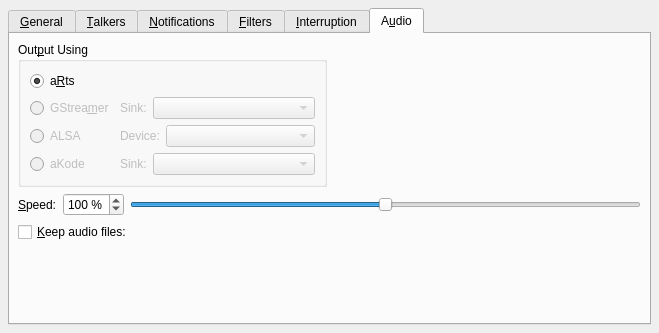
This is kcmkttsmgr/kcmkttsmgrwidget.ui in KDE/jovie as Qt 5 draws it before an edit. The edited form follows.
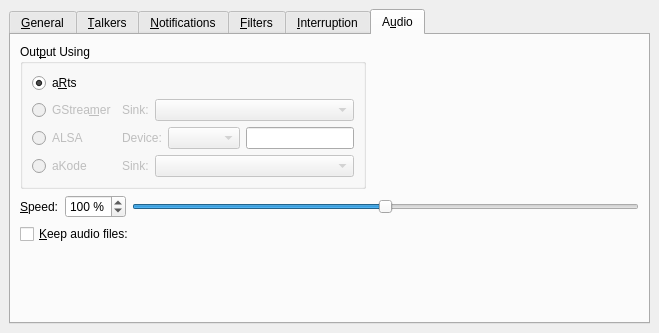
This is the edited form. The open tabs and pages were chosen to show the change. Custom widgets are drawn as their Qt base class.

Commit message: Forward port more fixes from 3.5 branch.

```diff
--- a/kcmkttsmgr/kcmkttsmgrwidget.ui
+++ b/kcmkttsmgr/kcmkttsmgrwidget.ui
@@ -22,7 +22,7 @@
   </property>
   <layout class="QGridLayout" >
    <property name="margin" >
-    <number>8</number>
+    <number>9</number>
    </property>
    <property name="spacing" >
     <number>6</number>
@@ -1004,7 +1004,7 @@
       </attribute>
       <layout class="QGridLayout" >
        <property name="margin" >
-        <number>8</number>
+        <number>9</number>
        </property>
        <property name="spacing" >
         <number>6</number>
@@ -1025,6 +1025,149 @@
          </property>
         </spacer>
        </item>
+       <item row="1" column="0" colspan="2" >
+        <layout class="QHBoxLayout" >
+         <property name="margin" >
+          <number>0</number>
+         </property>
+         <property name="spacing" >
+          <number>6</number>
+         </property>
+         <item>
+          <widget class="QLabel" name="timeLabel" >
+           <property name="sizePolicy" >
+            <sizepolicy>
+             <hsizetype>0</hsizetype>
+             <vsizetype>5</vsizetype>
+             <horstretch>0</horstretch>
+             <verstretch>0</verstretch>
+            </sizepolicy>
+           </property>
+           <property name="whatsThis" >
+            <string>Sets the speed of speech.  Slide the slider to the left to slow speech down; to the right to increase talking speed.  Anything less than 75 percent is considered "slow", and anything greater than 125 percent is considered "fast".  You cannot change the speed of MultiSyn voices.</string>
+           </property>
+           <property name="text" >
+            <string>&amp;Speed:</string>
+           </property>
+           <property name="buddy" >
+            <cstring>timeBox</cstring>
+           </property>
+          </widget>
+         </item>
+         <item>
+          <widget class="QSpinBox" name="timeBox" >
+           <property name="enabled" >
+            <bool>true</bool>
+           </property>
+           <property name="sizePolicy" >
+            <sizepolicy>
+             <hsizetype>0</hsizetype>
+             <vsizetype>0</vsizetype>
+             <horstretch>0</horstretch>
+             <verstretch>0</verstretch>
+            </sizepolicy>
+           </property>
+           <property name="whatsThis" >
+            <string>Sets the speed of speech.  Slide the slider to the left to slow speech down; to the right to increase talking speed.  Anything less than 75 percent is considered "slow", and anything greater than 125 percent is considered "fast".  You cannot change the speed of MultiSyn voices.</string>
+           </property>
+           <property name="suffix" >
+            <string> %</string>
+           </property>
+           <property name="maximum" >
+            <number>200</number>
+           </property>
+           <property name="minimum" >
+            <number>50</number>
+           </property>
+           <property name="value" >
+            <number>100</number>
+           </property>
+          </widget>
+         </item>
+         <item>
+          <widget class="QSlider" name="timeSlider" >
+           <property name="enabled" >
+            <bool>true</bool>
+           </property>
+           <property name="focusPolicy" >
+            <enum>Qt::NoFocus</enum>
+           </property>
+           <property name="whatsThis" >
+            <string>Sets the speed of speech.  Slide the slider to the left to slow speech down; to the right to increase talking speed.  Anything less than 75 percent is considered "slow", and anything greater than 125 percent is considered "fast".  You cannot change the speed of MultiSyn voices.</string>
+           </property>
+           <property name="maximum" >
+            <number>1000</number>
+           </property>
+           <property name="singleStep" >
+            <number>10</number>
+           </property>
+           <property name="pageStep" >
+            <number>100</number>
+           </property>
+           <property name="value" >
+            <number>500</number>
+           </property>
+           <property name="orientation" >
+            <enum>Qt::Horizontal</enum>
+           </property>
+          </widget>
+         </item>
+        </layout>
+       </item>
+       <item row="2" column="0" colspan="2" >
+        <layout class="QHBoxLayout" >
+         <property name="margin" >
+          <number>0</number>
+         </property>
+         <property name="spacing" >
+          <number>6</number>
+         </property>
+         <item>
+          <widget class="QCheckBox" name="keepAudioCheckBox" >
+           <property name="whatsThis" >
+            <string>Check this if you want to keep the generated audio (wav) files.  You will find them in the indicated directory.</string>
+           </property>
+           <property name="text" >
+            <string>&amp;Keep audio files:</string>
+           </property>
+          </widget>
+         </item>
+         <item>
+          <widget class="KUrlRequester" name="keepAudioPath" >
+           <property name="enabled" >
+            <bool>true</bool>
+           </property>
+           <property name="sizePolicy" >
+            <sizepolicy>
+             <hsizetype>7</hsizetype>
+             <vsizetype>5</vsizetype>
+             <horstretch>0</horstretch>
+             <verstretch>0</verstretch>
+            </sizepolicy>
+           </property>
+           <property name="whatsThis" >
+            <string>Specify the directory in which the audio files will be copied.</string>
+           </property>
+          </widget>
+         </item>
+        </layout>
+       </item>
+       <item row="0" column="1" >
+        <spacer>
+         <property name="orientation" >
+          <enum>Qt::Horizontal</enum>
+         </property>
+         <property name="sizeType" >
+          <enum>QSizePolicy::Expanding</enum>
+         </property>
+         <property name="sizeHint" >
+          <size>
+           <width>140</width>
+           <height>20</height>
+          </size>
+         </property>
+        </spacer>
+       </item>
        <item row="0" column="0" >
         <widget class="QGroupBox" name="audioButtonGroup" >
          <property name="sizePolicy" >
@@ -1043,7 +1186,7 @@
          </property>
          <layout class="QGridLayout" >
           <property name="margin" >
-           <number>-1</number>
+           <number>9</number>
           </property>
           <property name="spacing" >
            <number>6</number>
@@ -1127,47 +1270,6 @@
             </property>
            </widget>
           </item>
-          <item row="2" column="1" >
-           <layout class="QHBoxLayout" >
-            <property name="margin" >
-             <number>0</number>
-            </property>
-            <property name="spacing" >
-             <number>6</number>
-            </property>
-            <item>
-             <widget class="QLabel" name="pcmLabel" >
-              <property name="enabled" >
-               <bool>false</bool>
-              </property>
-              <property name="whatsThis" >
-               <string>Select the sound sink to be used for GStreamer output.</string>
-              </property>
-              <property name="text" >
-               <string>Device:</string>
-              </property>
-             </widget>
-            </item>
-            <item>
-             <widget class="KComboBox" name="pcmComboBox" >
-              <property name="enabled" >
-               <bool>false</bool>
-              </property>
-              <property name="sizePolicy" >
-               <sizepolicy>
-                <hsizetype>7</hsizetype>
-                <vsizetype>0</vsizetype>
-                <horstretch>0</horstretch>
-                <verstretch>0</verstretch>
-               </sizepolicy>
-              </property>
-              <property name="whatsThis" >
-               <string>Select the PCM device to be used for ALSA output.  Select &quot;default&quot; to use the default ALSA device.</string>
-              </property>
-             </widget>
-            </item>
-           </layout>
-          </item>
           <item row="1" column="0" >
            <widget class="QRadioButton" name="gstreamerRadioButton" >
             <property name="enabled" >
@@ -1235,152 +1337,53 @@
             </property>
            </widget>
           </item>
+          <item row="2" column="1" >
+           <layout class="QHBoxLayout" >
+            <property name="margin" >
+             <number>0</number>
+            </property>
+            <property name="spacing" >
+             <number>6</number>
+            </property>
+            <item>
+             <widget class="QLabel" name="pcmLabel" >
+              <property name="enabled" >
+               <bool>false</bool>
+              </property>
+              <property name="whatsThis" >
+               <string>Select the sound sink to be used for GStreamer output.</string>
+              </property>
+              <property name="text" >
+               <string>Device:</string>
+              </property>
+             </widget>
+            </item>
+            <item>
+             <widget class="KComboBox" name="pcmComboBox" >
+              <property name="enabled" >
+               <bool>false</bool>
+              </property>
+              <property name="sizePolicy" >
+               <sizepolicy>
+                <hsizetype>7</hsizetype>
+                <vsizetype>0</vsizetype>
+                <horstretch>0</horstretch>
+                <verstretch>0</verstretch>
+               </sizepolicy>
+              </property>
+              <property name="whatsThis" >
+               <string>Select the PCM device to be used for ALSA output.  Select "default" to use the default ALSA device.</string>
+              </property>
+             </widget>
+            </item>
+            <item>
+             <widget class="QLineEdit" name="pcmCustom" />
+            </item>
+           </layout>
+          </item>
          </layout>
         </widget>
        </item>
-       <item row="0" column="1" >
-        <spacer>
-         <property name="orientation" >
-          <enum>Qt::Horizontal</enum>
-         </property>
-         <property name="sizeType" >
-          <enum>QSizePolicy::Expanding</enum>
-         </property>
-         <property name="sizeHint" >
-          <size>
-           <width>140</width>
-           <height>20</height>
-          </size>
-         </property>
-        </spacer>
-       </item>
-       <item row="1" column="0" colspan="2" >
-        <layout class="QHBoxLayout" >
-         <property name="margin" >
-          <number>0</number>
-         </property>
-         <property name="spacing" >
-          <number>6</number>
-         </property>
-         <item>
-          <widget class="QLabel" name="timeLabel" >
-           <property name="sizePolicy" >
-            <sizepolicy>
-             <hsizetype>0</hsizetype>
-             <vsizetype>5</vsizetype>
-             <horstretch>0</horstretch>
-             <verstretch>0</verstretch>
-            </sizepolicy>
-           </property>
-           <property name="whatsThis" >
-            <string>Sets the speed of speech.  Slide the slider to the left to slow speech down; to the right to increase talking speed.  Anything less than 75 percent is considered &quot;slow&quot;, and anything greater than 125 percent is considered &quot;fast&quot;.  You cannot change the speed of MultiSyn voices.</string>
-           </property>
-           <property name="text" >
-            <string>&amp;Speed:</string>
-           </property>
-           <property name="buddy" >
-            <cstring>timeBox</cstring>
-           </property>
-          </widget>
-         </item>
-         <item>
-          <widget class="QSpinBox" name="timeBox" >
-           <property name="enabled" >
-            <bool>true</bool>
-           </property>
-           <property name="sizePolicy" >
-            <sizepolicy>
-             <hsizetype>0</hsizetype>
-             <vsizetype>0</vsizetype>
-             <horstretch>0</horstretch>
-             <verstretch>0</verstretch>
-            </sizepolicy>
-           </property>
-           <property name="whatsThis" >
-            <string>Sets the speed of speech.  Slide the slider to the left to slow speech down; to the right to increase talking speed.  Anything less than 75 percent is considered &quot;slow&quot;, and anything greater than 125 percent is considered &quot;fast&quot;.  You cannot change the speed of MultiSyn voices.</string>
-           </property>
-           <property name="suffix" >
-            <string> %</string>
-           </property>
-           <property name="maximum" >
-            <number>200</number>
-           </property>
-           <property name="minimum" >
-            <number>50</number>
-           </property>
-           <property name="value" >
-            <number>100</number>
-           </property>
-          </widget>
-         </item>
-         <item>
-          <widget class="QSlider" name="timeSlider" >
-           <property name="enabled" >
-            <bool>true</bool>
-           </property>
-           <property name="focusPolicy" >
-            <enum>Qt::NoFocus</enum>
-           </property>
-           <property name="whatsThis" >
-            <string>Sets the speed of speech.  Slide the slider to the left to slow speech down; to the right to increase talking speed.  Anything less than 75 percent is considered &quot;slow&quot;, and anything greater than 125 percent is considered &quot;fast&quot;.  You cannot change the speed of MultiSyn voices.</string>
-           </property>
-           <property name="maximum" >
-            <number>1000</number>
-           </property>
-           <property name="singleStep" >
-            <number>10</number>
-           </property>
-           <property name="pageStep" >
-            <number>100</number>
-           </property>
-           <property name="value" >
-            <number>500</number>
-           </property>
-           <property name="orientation" >
-            <enum>Qt::Horizontal</enum>
-           </property>
-          </widget>
-         </item>
-        </layout>
-       </item>
-       <item row="2" column="0" colspan="2" >
-        <layout class="QHBoxLayout" >
-         <property name="margin" >
-          <number>0</number>
-         </property>
-         <property name="spacing" >
-          <number>6</number>
-         </property>
-         <item>
-          <widget class="QCheckBox" name="keepAudioCheckBox" >
-           <property name="whatsThis" >
-            <string>Check this if you want to keep the generated audio (wav) files.  You will find them in the indicated directory.</string>
-           </property>
-           <property name="text" >
-            <string>&amp;Keep audio files:</string>
-           </property>
-          </widget>
-         </item>
-         <item>
-          <widget class="KUrlRequester" name="keepAudioPath" >
-           <property name="enabled" >
-            <bool>true</bool>
-           </property>
-           <property name="sizePolicy" >
-            <sizepolicy>
-             <hsizetype>7</hsizetype>
-             <vsizetype>5</vsizetype>
-             <horstretch>0</horstretch>
-             <verstretch>0</verstretch>
-            </sizepolicy>
-           </property>
-           <property name="whatsThis" >
-            <string>Specify the directory in which the audio files will be copied.</string>
-           </property>
-          </widget>
-         </item>
-        </layout>
-       </item>
       </layout>
      </widget>
     </widget>
@@ -1390,6 +1393,20 @@
  <layoutdefault spacing="6" margin="6" />
  <pixmapfunction>qPixmapFromMimeSource</pixmapfunction>
  <customwidgets>
+  <customwidget>
+   <class>KUrlRequester</class>
+   <extends>QWidget</extends>
+   <header>kurlrequester.h</header>
+   <container>1</container>
+   <pixmap></pixmap>
+  </customwidget>
+  <customwidget>
+   <class>KLineEdit</class>
+   <extends>QWidget</extends>
+   <header>klineedit.h</header>
+   <container>1</container>
+   <pixmap></pixmap>
+  </customwidget>
   <customwidget>
    <class>KComboBox</class>
    <extends>QComboBox</extends>
@@ -1404,20 +1421,6 @@
    <container>1</container>
    <pixmap></pixmap>
   </customwidget>
-  <customwidget>
-   <class>KUrlRequester</class>
-   <extends>QWidget</extends>
-   <header>kurlrequester.h</header>
-   <container>1</container>
-   <pixmap></pixmap>
-  </customwidget>
-  <customwidget>
-   <class>KLineEdit</class>
-   <extends>QWidget</extends>
-   <header>klineedit.h</header>
-   <container>1</container>
-   <pixmap></pixmap>
-  </customwidget>
  </customwidgets>
  <tabstops>
   <tabstop>mainTab</tabstop>
```
Left out of the diff: 12 changed lines with no effect on the pictures. The commit also changes 2 other files.
